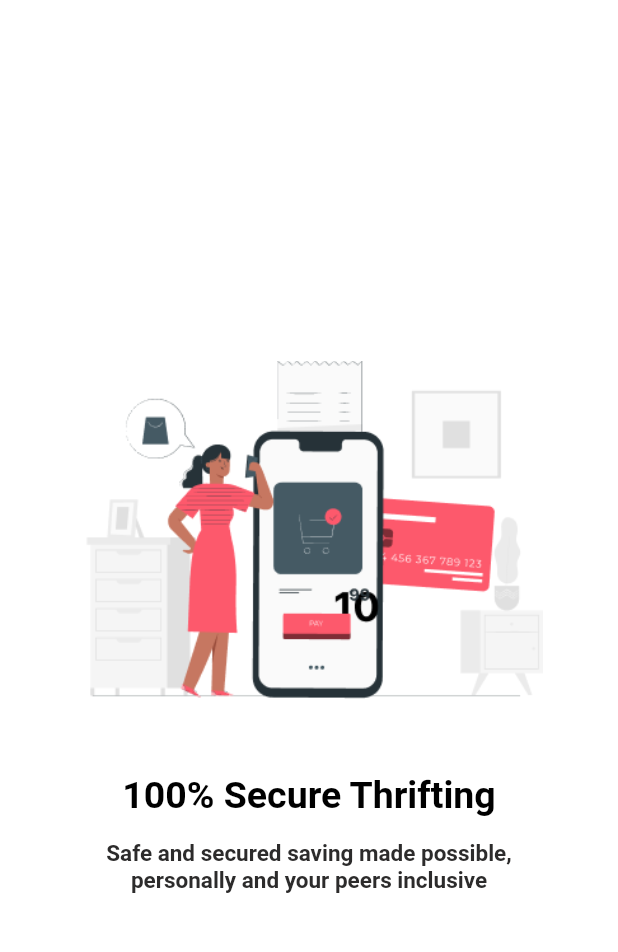
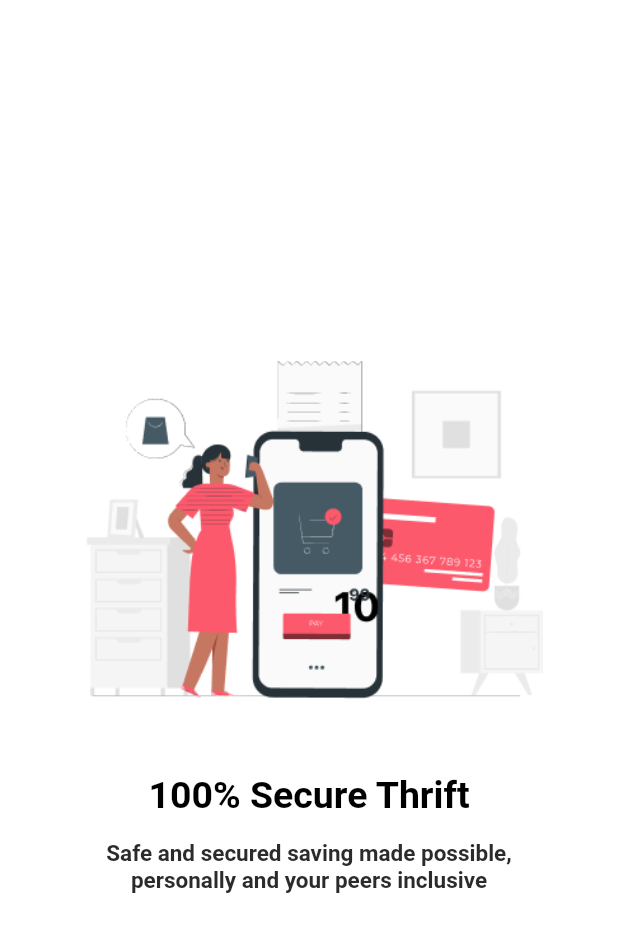
Before and after one commit to Crediometer/credio_ajo, a Flutter app: the IntroPage screen opened directly, on a phone screen of 412 x 824 dp, the part 59-1011 px from its top. Run offline on Flutter 3.47's test engine with Material 2 defaults, Android fonts, the light colour scheme and no system bars.

Commit message:
Refactored codebase

```diff
--- a/lib/screens/IntroPage.dart
+++ b/lib/screens/IntroPage.dart
@@ -12,22 +12,22 @@ class IntroPage extends StatefulWidget {
 
 class _MyHomePageState extends State<IntroPage> {
   PageController controller = PageController();
-  List<Widget> _list = <Widget>[
-    new Center(
+  final List<Widget> _list = <Widget>[
+    Center(
         child: Container(
-      decoration: BoxDecoration(color: Colors.white),
-      child: new Pages(
-        text: "100% Secure Thrifting",
+      decoration: const BoxDecoration(color: Colors.white),
+      child: Pages(
+        text: "100% Secure Thrift",
         message:
             "Safe and secured saving made possible, personally and your peers inclusive",
         source: Image.asset("assets/images/credit.png"),
         nextBtn: null,
       ),
     )),
-    new Center(
+    Center(
         child: Container(
-      decoration: BoxDecoration(color: Colors.white),
-      child: new Pages(
+      decoration: const BoxDecoration(color: Colors.white),
+      child: Pages(
         text: "Track your thrift savings",
         message:
             "Nothing is more interesting than watching how your money grow",
@@ -35,16 +35,16 @@ class _MyHomePageState extends State<IntroPage> {
         nextBtn: null,
       ),
     )),
-    new Center(
+    Center(
         child: Container(
-      decoration: BoxDecoration(color: Colors.white),
-      child: new Pages(
+      decoration: const BoxDecoration(color: Colors.white),
+      child: Pages(
         text: "A better way of saving",
         message: "Life is made with saving with credio",
         source: Image.asset("assets/images/pana.png"),
         nextBtn: TextButton(
             onPressed: () {},
-            child: Text(
+            child: const Text(
               "Get Started",
               style: TextStyle(color: Colors.white),
             )),
@@ -58,7 +58,7 @@ class _MyHomePageState extends State<IntroPage> {
     return Scaffold(
       backgroundColor: Colors.grey,
       appBar: AppBar(
-        title: Text("Credio"),
+        title: const Text("Credio"),
         elevation: 0,
         backgroundColor: Colors.white,
         actions: <Widget>[
@@ -69,22 +69,21 @@ class _MyHomePageState extends State<IntroPage> {
                 Text(
                   "Skip",
                   style: TextStyle(
-                      color: new AppColors().wine, fontWeight: FontWeight.bold),
+                      color: AppColors().wine, fontWeight: FontWeight.bold),
                 ),
                 Padding(
-                  padding: EdgeInsets.fromLTRB(0, 0, 0, 0),
+                  padding: const EdgeInsets.fromLTRB(0, 0, 0, 0),
                   child: IconButton(
                       onPressed: () {
                         Navigator.push(
                             context,
                             MaterialPageRoute(
-                                builder: (context) => LoginPage(
-                                      title: "credio",
-                                    )));
+                              builder: (context) => const LoginPage(),
+                            ));
                       },
                       icon: Icon(
                         Icons.arrow_forward,
-                        color: new AppColors().wine,
+                        color: AppColors().wine,
                       )),
                 ),
               ],
@@ -93,7 +92,6 @@ class _MyHomePageState extends State<IntroPage> {
         ],
       ),
       body: PageView(
-        children: _list,
         scrollDirection: Axis.horizontal,
         // reverse: true,
         // physics: BouncingScrollPhysics(),
@@ -103,21 +101,25 @@ class _MyHomePageState extends State<IntroPage> {
             _curr = num;
           });
         },
+        children: _list,
       ),
     );
   }
 }
 
 class Pages extends StatelessWidget {
-  final text;
-  var message;
-  var source;
-  var nextBtn;
+  String text;
+  String message;
+  Widget source;
+  Widget? nextBtn;
+
   Pages(
-      {required this.text,
+      {Key? key,
+      required this.text,
       required this.message,
       required this.source,
-      required this.nextBtn});
+      this.nextBtn})
+      : super(key: key);
   @override
   Widget build(BuildContext context) {
     return Center(
@@ -125,36 +127,36 @@ class Pages extends StatelessWidget {
           mainAxisAlignment: MainAxisAlignment.center,
           children: <Widget>[
             Padding(
-              padding: EdgeInsets.all(50),
+              padding: const EdgeInsets.all(50),
               child: source,
             ),
             Text(
               text,
               textAlign: TextAlign.center,
-              style: TextStyle(
+              style: const TextStyle(
                   fontSize: 25,
                   fontWeight: FontWeight.bold,
                   color: Colors.black),
             ),
             Padding(
-              padding: EdgeInsets.fromLTRB(50, 15, 50, 15),
+              padding: const EdgeInsets.fromLTRB(50, 15, 50, 15),
               child: Text(
                 message,
                 textAlign: TextAlign.center,
                 textDirection: TextDirection.ltr,
-                style: TextStyle(
+                style: const TextStyle(
                     fontSize: 15,
                     fontWeight: FontWeight.bold,
                     color: Color.fromARGB(255, 44, 43, 43)),
               ),
             ),
             Container(
-              child: nextBtn,
               width: 250,
               decoration: BoxDecoration(
                 borderRadius: BorderRadius.circular(4),
-                color: new AppColors().wine,
+                color: AppColors().wine,
               ),
+              child: nextBtn,
             )
           ]),
     );
--- a/lib/values/colors.dart
+++ b/lib/values/colors.dart
@@ -1,5 +1,5 @@
 import 'package:flutter/material.dart';
 
 class AppColors {
-  final wine = Color.fromARGB(255, 124, 13, 6);
+  final wine = const Color.fromARGB(255, 124, 13, 6);
 }
```
Also changed, not shown: lib/main.dart (+5 -5 lines), lib/screens/GroupSavings.dart (+14 -15 lines), lib/screens/HomPage.dart (+5 -4 lines), lib/screens/Login.dart (+20 -24 lines), lib/screens/empty.dart (deleted, +0 -34 lines), lib/screens/MainPage.dart (deleted).
